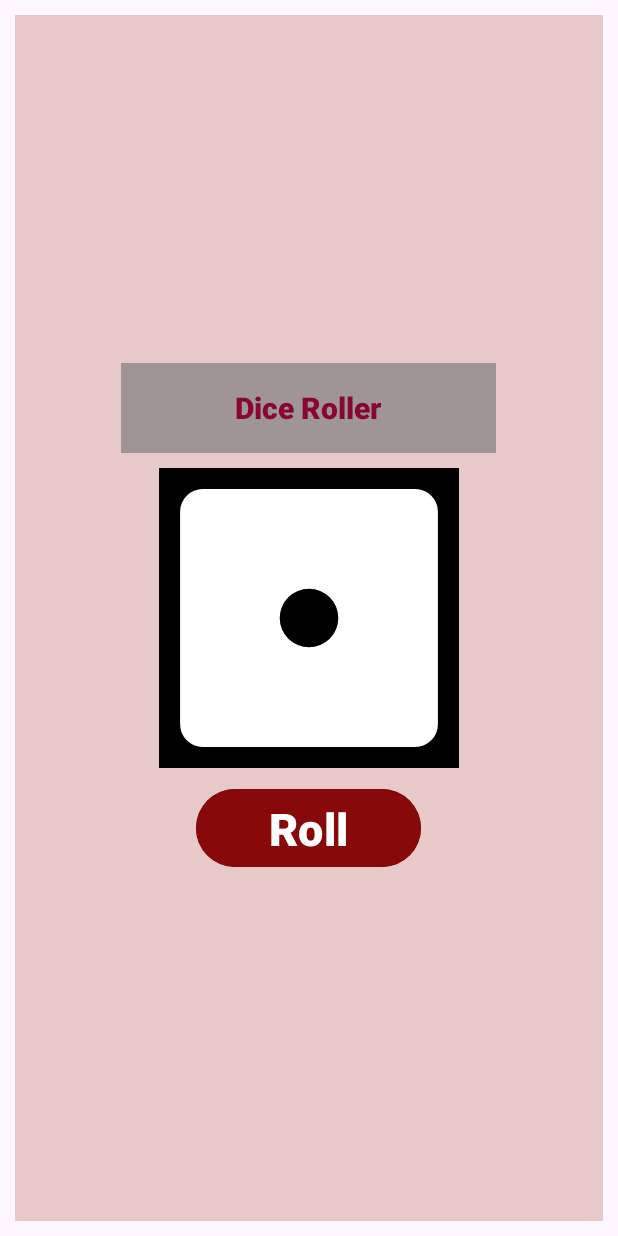
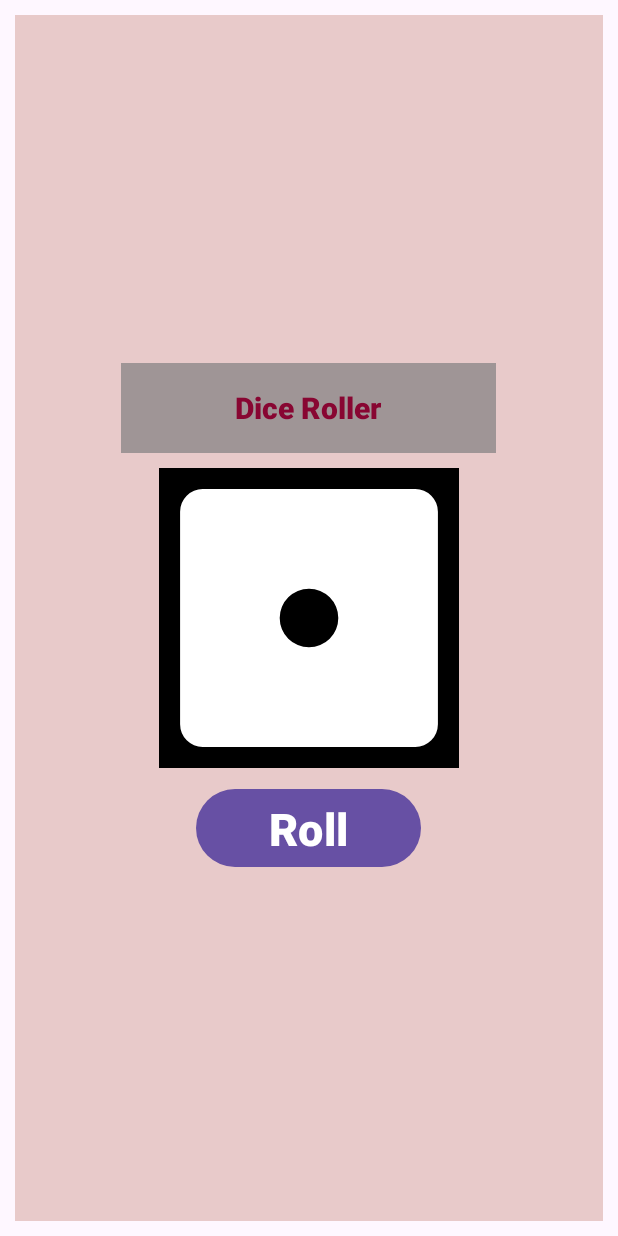
Before and after one commit to Adamweb-jido/DiceRoller, an Android app: the layout activity_main.xml on its own in the app's theme, with its tools: preview values and no code run, on a phone screen of 412 x 824 dp. Run offline under Robolectric (Android 15) with nearby library versions, the phone set to English and light mode, and no system bars.

Commit message:
Final Commit

```diff
--- a/app/src/main/res/layout/activity_main.xml
+++ b/app/src/main/res/layout/activity_main.xml
@@ -42,7 +42,7 @@
         android:text="Roll"
         android:textSize="30sp"
         android:fontFamily="sans-serif-black"
-        android:backgroundTint="#870909"/>
+        />
 
 
 
```
